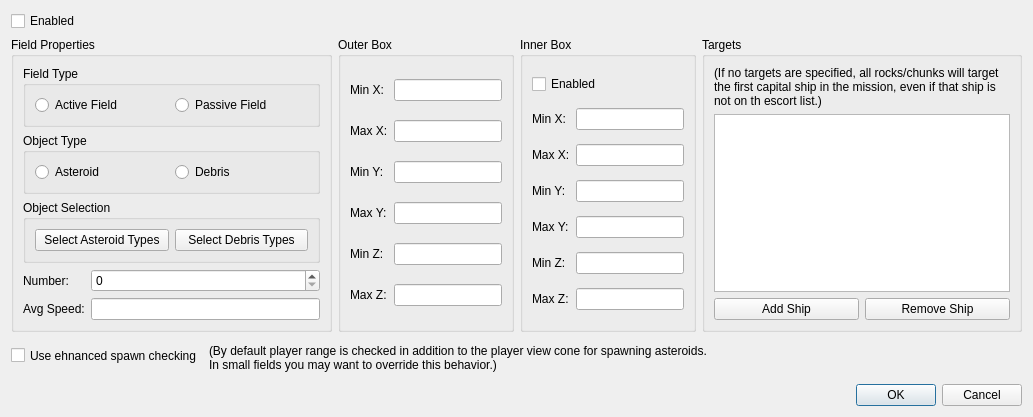
Above: qtfred/ui/AsteroidEditorDialog.ui from scp-fs2open/fs2open.github.com before the change. Below: the same form after it.
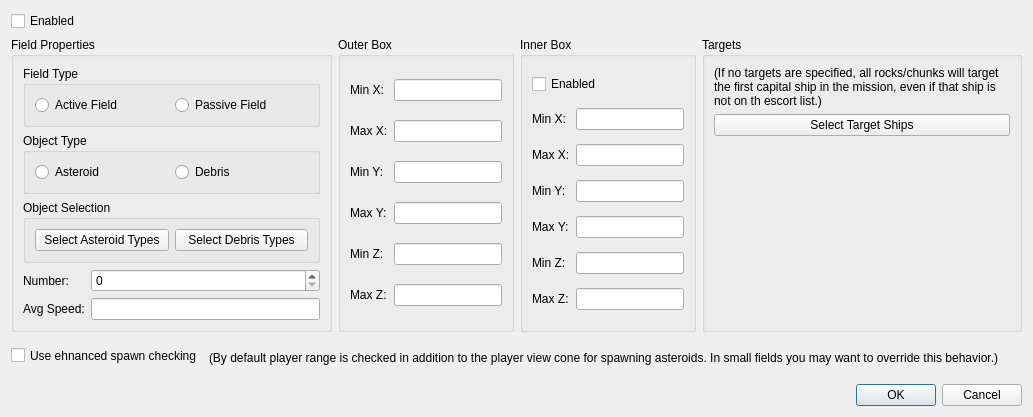
That is the form after the change.

The edit to the form file:
```diff
--- a/qtfred/ui/AsteroidEditorDialog.ui
+++ b/qtfred/ui/AsteroidEditorDialog.ui
@@ -7,7 +7,7 @@
     <x>0</x>
     <y>0</y>
     <width>1033</width>
-    <height>408</height>
+    <height>377</height>
    </rect>
   </property>
   <property name="sizePolicy">
@@ -342,25 +342,24 @@
            </widget>
           </item>
           <item>
-           <widget class="QListWidget" name="targetListBox"/>
+           <widget class="QPushButton" name="shipSelectButton">
+            <property name="text">
+             <string>Select Target Ships</string>
+            </property>
+           </widget>
           </item>
           <item>
-           <layout class="QHBoxLayout" name="horizontalLayout_4">
-            <item>
-             <widget class="QPushButton" name="targetAddButton">
-              <property name="text">
-               <string>Add Ship</string>
-              </property>
-             </widget>
-            </item>
-            <item>
-             <widget class="QPushButton" name="targetRemoveButton">
-              <property name="text">
-               <string>Remove Ship</string>
-              </property>
-             </widget>
-            </item>
-           </layout>
+           <spacer name="verticalSpacer">
+            <property name="orientation">
+             <enum>Qt::Vertical</enum>
+            </property>
+            <property name="sizeHint" stdset="0">
+             <size>
+              <width>20</width>
+              <height>40</height>
+             </size>
+            </property>
+           </spacer>
           </item>
          </layout>
         </widget>
@@ -398,8 +397,8 @@
          </property>
          <property name="maximumSize">
           <size>
-           <width>500</width>
-           <height>200</height>
+           <width>16777215</width>
+           <height>16777215</height>
           </size>
          </property>
          <property name="text">
```
Left out of the diff: 8 changed lines with no effect on the pictures.
